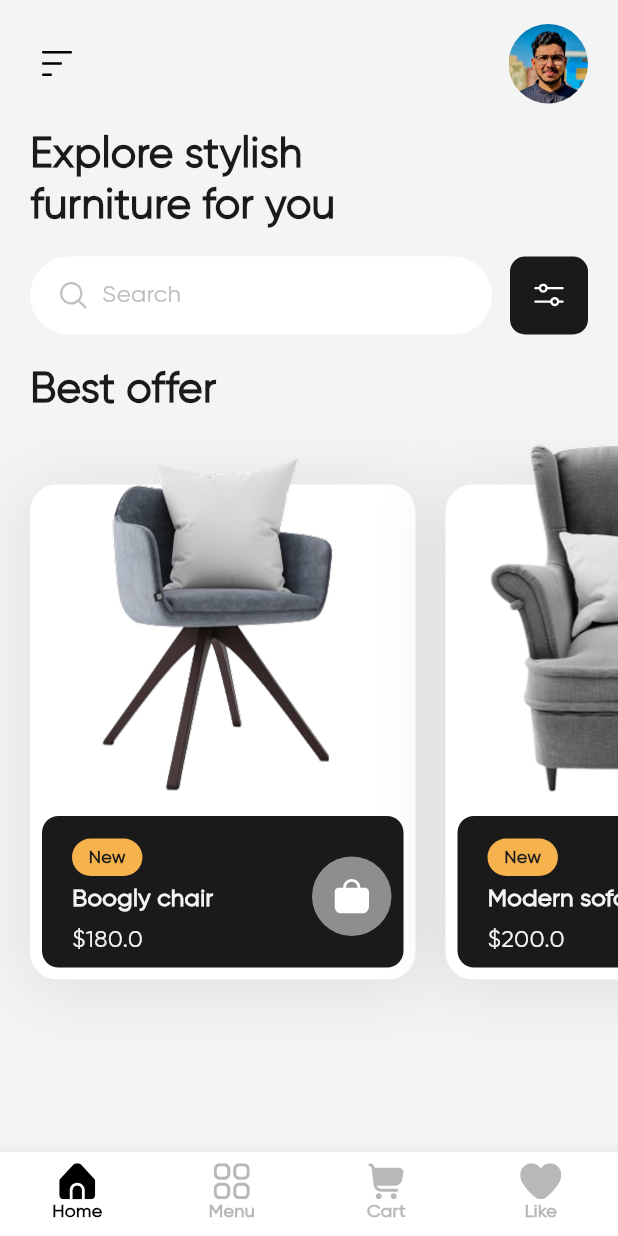
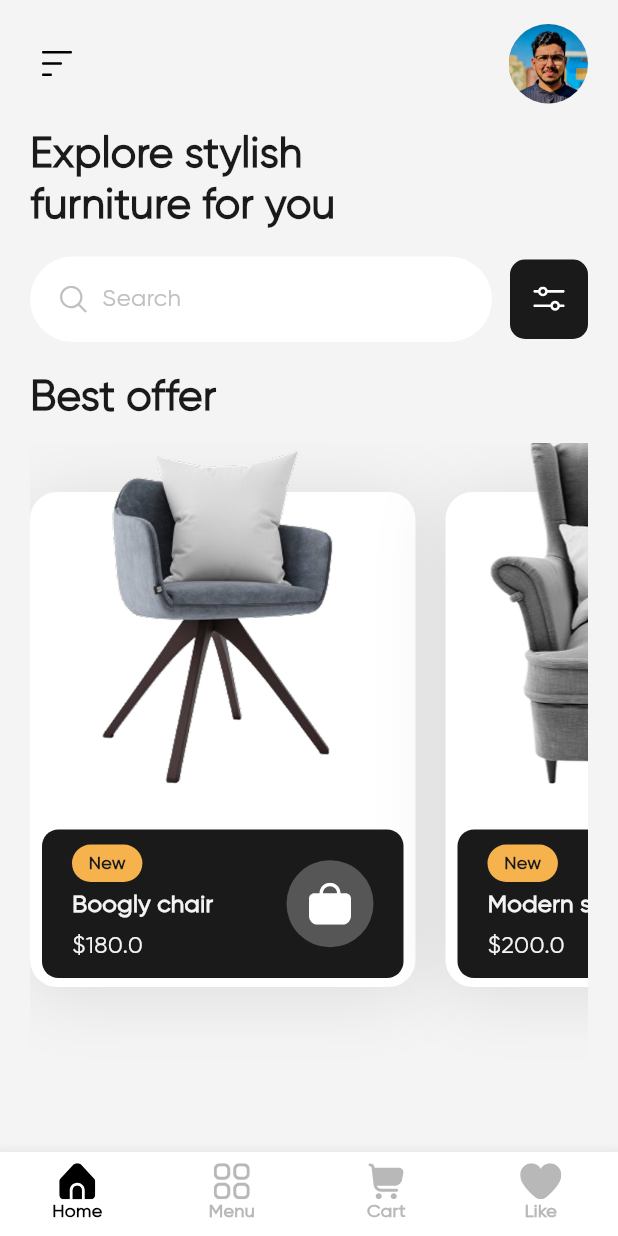
Before and after one commit to SherazAli-67/minimal-furniture-app-ui, a Flutter app: the screen it shows after launch, on a phone screen of 412 x 824 dp. Run offline on Flutter 3.47's test engine with Material 3 defaults, Android fonts, the phone set to English and light mode, and no system bars; our stand-ins replace flutter_svg, go_router.

Commit message:
Minimal Furniture App - Home Screen UI refactored

```diff
--- /dev/null
+++ b/lib/constants/number_constant.dart
@@ -0,0 +1,6 @@
+class NumberConstant {
+  static const horizontalPadding = 20.0;
+  static const offerCardWidth = 257.0;
+  static const offerCardHeight = 367.0;
+  static const offerCardGap = 20.0;
+}
--- a/lib/core/app_colors.dart
+++ b/lib/core/app_colors.dart
@@ -19,4 +19,5 @@ class AppColors {
   static const summaryLabelColor = Color(0xff6B6B6B);
   static const cartMutedTextColor = Color(0xffB3B3B3);
   static const cartSummaryLabelColor = Color(0xffB8B8B8);
+  static const greyBgColor = Color(0xff565656);
 }
--- a/lib/presentation/screens/home_screen.dart
+++ b/lib/presentation/screens/home_screen.dart
@@ -1,6 +1,7 @@
 import 'package:flutter/material.dart';
 import 'package:flutter_svg/svg.dart';
 import 'package:go_router/go_router.dart';
+import 'package:minimal_furniture_app/constants/number_constant.dart';
 import 'package:minimal_furniture_app/constants/string_const.dart';
 import 'package:minimal_furniture_app/core/app_colors.dart';
 import 'package:minimal_furniture_app/core/app_data.dart';
@@ -8,26 +9,23 @@ import 'package:minimal_furniture_app/core/app_textstyles.dart';
 import 'package:minimal_furniture_app/core/asset_res.dart';
 import 'package:minimal_furniture_app/core/models/product.dart';
 import 'package:minimal_furniture_app/presentation/widgets/new_badge.dart';
+import 'package:minimal_furniture_app/routing/router.dart';
 
 class HomeScreen extends StatelessWidget {
   const HomeScreen({super.key});
-
-  static const _horizontalPadding = 20.0;
-  static const _offerCardWidth = 257.0;
-  static const _offerCardHeight = 367.0;
-  static const _offerCardGap = 20.0;
 
   @override
   Widget build(BuildContext context) {
     return Scaffold(
       backgroundColor: AppColors.scaffoldBgColor,
       body: SafeArea(
+        child: Padding(
+          padding: .fromLTRB(NumberConstant.horizontalPadding, 16, NumberConstant.horizontalPadding, 0),
           child: Column(
             crossAxisAlignment: .start,
+            spacing: 10,
             children: [
-            Padding(
-              padding: .fromLTRB(_horizontalPadding, 16, _horizontalPadding, 0),
-              child: Column(
+              Column(
                 crossAxisAlignment: .start,
                 spacing: 17,
                 children: [
@@ -40,10 +38,9 @@ class HomeScreen extends StatelessWidget {
                   Text(StringConst.bestOffer, style: AppTextStyles.sectionTitleStyle,),
                 ],
               ),
-            ),
-            const SizedBox(height: 10),
               Expanded(child: _buildOfferCarousel(),),
             ],
+          ),
         ),
       ),
     );
@@ -57,7 +54,7 @@ class HomeScreen extends StatelessWidget {
           borderRadius: .circular(8),
           child: Padding(
             padding: .all(8),
-            child: SvgPicture.asset(AssetRes.icDrawerMenu, height: 17, width: 20, colorFilter: .mode(AppColors.blackColor, .srcIn),),
+            child: SvgPicture.asset(AssetRes.icDrawerMenu, colorFilter: .mode(AppColors.blackColor, .srcIn),),
           ),
         ),
         const Spacer(),
@@ -74,16 +71,15 @@ class HomeScreen extends StatelessWidget {
       children: [
         Expanded(
           child: Container(
-            height: 52,
             decoration: BoxDecoration(
               color: AppColors.searchFieldColor,
               borderRadius: .circular(42),
             ),
-            padding: .fromLTRB(20, 0, 16, 0),
+            padding: .symmetric(horizontal: 20, vertical: 17),
             child: Row(
               spacing: 10,
               children: [
-                SvgPicture.asset(AssetRes.icSearch, height: 18, width: 18, colorFilter: .mode(AppColors.searchHintColor, .srcIn),),
+                SvgPicture.asset(AssetRes.icSearch, colorFilter: .mode(AppColors.searchHintColor, .srcIn),),
                 Text(StringConst.searchHint, style: AppTextStyles.searchHintStyle,),
               ],
             ),
@@ -95,12 +91,9 @@ class HomeScreen extends StatelessWidget {
           child: InkWell(
             onTap: () {},
             borderRadius: .circular(10),
-            child: SizedBox(
-              width: 52,
-              height: 52,
-              child: Center(
-                child: SvgPicture.asset(AssetRes.icFilter, height: 16, width: 21, colorFilter: .mode(AppColors.whiteColor, .srcIn),),
-              ),
+            child: Padding(
+              padding: .symmetric(horizontal: 15.5, vertical: 18),
+              child: SvgPicture.asset(AssetRes.icFilter, colorFilter: .mode(AppColors.whiteColor, .srcIn),),
             ),
           ),
         ),
@@ -110,20 +103,20 @@ class HomeScreen extends StatelessWidget {
 
   Widget _buildOfferCarousel() {
     return ListView.separated(
-      padding: .fromLTRB(_horizontalPadding, 0, _horizontalPadding, 16),
+      padding: .only(bottom: 16),
       scrollDirection: .horizontal,
       itemCount: AppData.products.length,
-      separatorBuilder: (context, index) => const SizedBox(width: _offerCardGap,),
+      separatorBuilder: (context, index) => const SizedBox(width: NumberConstant.offerCardGap,),
       itemBuilder: (context, index) => _buildHomeOfferCard(context, product: AppData.products[index],),
     );
   }
 
   Widget _buildHomeOfferCard(BuildContext context, {required Product product}) {
     return GestureDetector(
-      onTap: () => context.push('/product/${product.id}'),
+      onTap: () => context.push('${NamedRoutes.productDetail.routeName}/${product.id}'),
       child: SizedBox(
-      width: _offerCardWidth,
-      height: _offerCardHeight,
+        width: NumberConstant.offerCardWidth,
+        height: NumberConstant.offerCardHeight,
         child: Stack(
           clipBehavior: .none,
           children: [
@@ -147,41 +140,24 @@ class HomeScreen extends StatelessWidget {
               ),
             ),
             Positioned(
-            top: 0,
+              top: -10,
               left: 28,
-            child: SizedBox(
-              width: 190,
-              height: 243,
-              child: Image.asset(product.image, fit: .contain, alignment: .bottomCenter,),
-            ),
+              child: Image.asset(product.image, fit: .cover, height: 243, width: 190, alignment: .bottomCenter,),
             ),
             Positioned(
-            top: 254,
+              bottom: 100,
               left: 8,
-            child: _buildOfferCardFooter(product: product,),
-          ),
-        ],
-      ),
-      ),
-    );
-  }
-
-  Widget _buildOfferCardFooter({required Product product}) {
-    return SizedBox(
-      width: 241,
-      height: 101,
-      child: Stack(
-        children: [
-          Container(
+              right: 8,
+              child: Container(
                 decoration: BoxDecoration(
                   color: AppColors.cardDarkColor,
                   borderRadius: .circular(11),
                 ),
-          ),
-          Positioned(
-            left: 20,
-            top: 15,
-            child: Column(
+                padding: .symmetric(horizontal: 20, vertical: 10),
+                child: Row(
+                  mainAxisAlignment: .spaceBetween,
+                  children: [
+                    Column(
                       crossAxisAlignment: .start,
                       spacing: 4,
                       children: [
@@ -190,30 +166,19 @@ class HomeScreen extends StatelessWidget {
                         Text('\$${product.price.toStringAsFixed(1)}', style: AppTextStyles.offerCardPriceStyle,),
                       ],
                     ),
+                    Container(
+                      decoration: BoxDecoration(
+                        color: AppColors.greyBgColor,
+                        shape: .circle,
                       ),
-          Positioned(
-            right: 8,
-            top: 27,
-            child: _buildOfferCartButton(onTap: () {},),
+                      padding: .all(15),
+                      child: SvgPicture.asset(AssetRes.icCartMenu, colorFilter: .mode(AppColors.whiteColor, .srcIn),),
                     ),
                   ],
                 ),
-    );
-  }
-
-  Widget _buildOfferCartButton({required VoidCallback onTap}) {
-    return Material(
-      color: AppColors.offerCartButtonColor,
-      shape: const CircleBorder(),
-      child: InkWell(
-        onTap: onTap,
-        customBorder: const CircleBorder(),
-        child: SizedBox(
-          width: 53,
-          height: 53,
-          child: Center(
-            child: SvgPicture.asset(AssetRes.icCartMenu, height: 23, width: 23, colorFilter: .mode(AppColors.whiteColor, .srcIn),),
               ),
+            ),
+          ],
         ),
       ),
     );
--- a/lib/routing/router.dart
+++ b/lib/routing/router.dart
@@ -27,7 +27,7 @@ GoRouter router = GoRouter(
         builder: (ctx, state, navigationShell) => MainMenuPage(navigationShell: navigationShell),
       ),
       GoRoute(
-        path: '/product/:id',
+        path: '${NamedRoutes.productDetail.routeName}/:id',
         builder: (_, state) => ProductDetailScreen(productId: state.pathParameters['id']!,),
       ),
     ],
@@ -37,7 +37,9 @@ enum NamedRoutes {
   home('/home'),
   menu('/menu'),
   cart('/cart'),
-  like('/like');
+  like('/like'),
+  productDetail('/product')
+  ;
 
   final String routeName;
   const NamedRoutes(this.routeName);
```
Also changed, not shown: assets/images/boogly_chair_img.png. Lines whose indentation alone changed are shown as unchanged.
